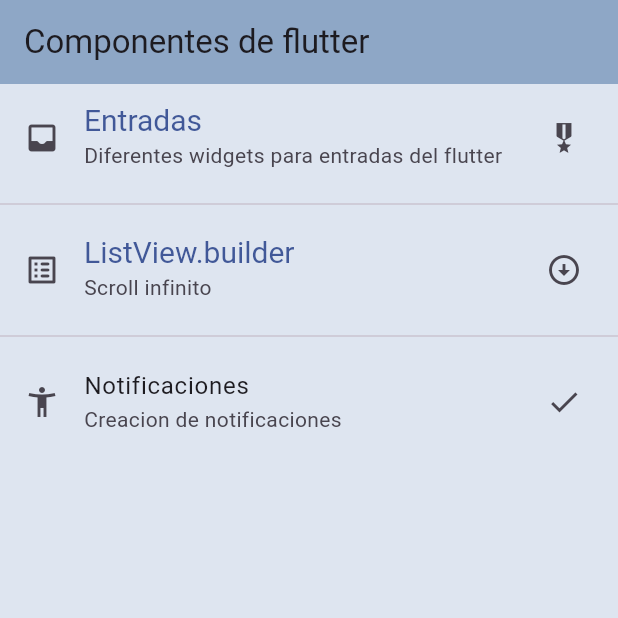
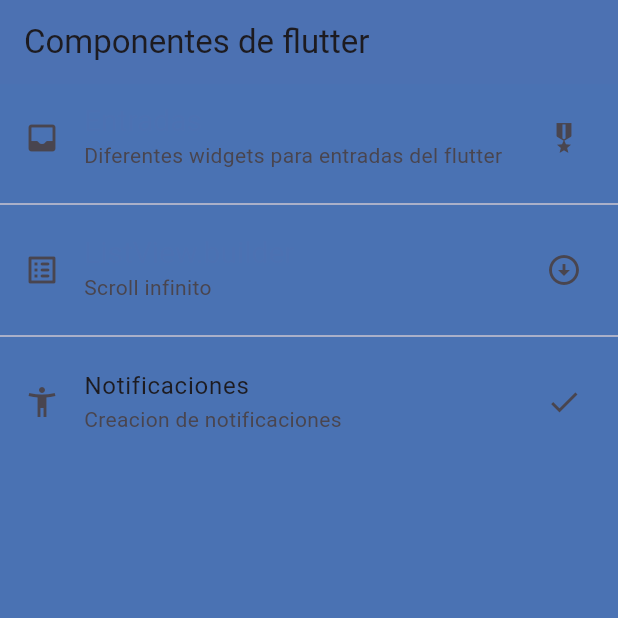
Before and after one commit to ProgramDU/componentes_flutter, a Flutter app: the screen it shows after launch, on a phone screen of 412 x 824 dp, the top half of it. Run offline on Flutter 3.47's test engine with Material 3 defaults, Android fonts, the phone set to English and light mode, and no system bars.

Commit message:
07 refactoring and creating the appTheme class

```diff
--- a/lib/main_app.dart
+++ b/lib/main_app.dart
@@ -1,5 +1,6 @@
 import 'package:flutter/material.dart';
-import 'package:practica3_componentes/home_screen.dart';
+import 'package:practica3_componentes/screens/home_screen.dart';
+import 'package:practica3_componentes/theme/app_theme.dart';
 
 class MainApp extends StatelessWidget {
   const MainApp({super.key});
@@ -9,18 +10,7 @@
     return  MaterialApp(
       debugShowCheckedModeBanner: false,
       home: const HomeScreen(),
-      theme: ThemeData(
-        scaffoldBackgroundColor: const Color.fromARGB(255, 222, 229, 240),
-        appBarTheme: const AppBarTheme(color: Color.fromARGB(99, 17, 70, 131)),
-        textTheme: const TextTheme(
-          headlineLarge: TextStyle(
-            color: Color.fromARGB(197, 19, 47, 126),
-            fontSize: 20.0,
-            fontFamily: 'sans-serif',
-          ),
-
-        )
-      ),
+      theme: AppTheme.lightTheme,
     );
   }
 }
--- /dev/null
+++ b/lib/theme/app_theme.dart
@@ -0,0 +1,18 @@
+import 'package:flutter/material.dart';
+
+class AppTheme{
+  static const mainColor =Color.fromARGB(7, 163, 89, 147);
+  static const backColor =Color.fromARGB(7, 183, 179, 185);
+  static final ThemeData lightTheme = ThemeData.light().copyWith(
+    scaffoldBackgroundColor: const Color.fromARGB(255, 74, 114, 179),
+        appBarTheme: const AppBarTheme(color: mainColor),
+        textTheme: const TextTheme(
+          headlineLarge: TextStyle(
+            color: mainColor,
+            fontSize: 20.0,
+            fontFamily: 'sans-serif',
+          ),
+
+        )
+  );
+}
```
Also changed, not shown: lib/screens/home_screen.dart (renamed from lib/home_screen.dart).
